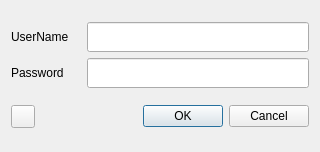
Old version of the form ui/ui_login.ui in the repository gltn/stdm.
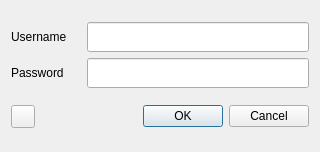
New version of the form. Icons and pictures are not drawn.

Patch:
```diff
--- a/ui/ui_login.ui
+++ b/ui/ui_login.ui
@@ -80,7 +80,7 @@
         </size>
        </property>
        <property name="text">
-        <string>UserName</string>
+        <string>Username</string>
        </property>
       </widget>
      </item>
```
